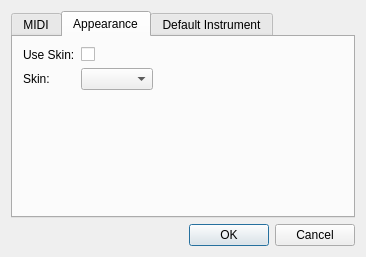
Above: source/dialogs/preferencesdialog.ui from powertab/powertabeditor before the change. Below: the same form after it.
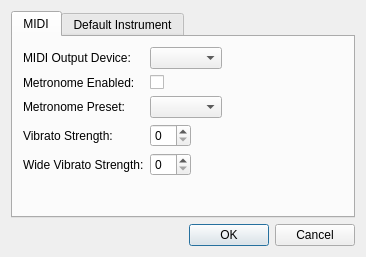
That is the form after the change. The open tabs and pages were chosen to show the change. Custom widgets are drawn as their Qt base class.

Commit message: Enable the preferences dialog, and remove the skin manager for now.

Diff of the .ui file:
```diff
--- a/source/dialogs/preferencesdialog.ui
+++ b/source/dialogs/preferencesdialog.ui
@@ -95,46 +95,6 @@
        </layout>
       </widget>
      </widget>
-     <widget class="QWidget" name="appearanceTab">
-      <attribute name="title">
-       <string>Appearance</string>
-      </attribute>
-      <widget class="QWidget" name="formLayoutWidget_2">
-       <property name="geometry">
-        <rect>
-         <x>10</x>
-         <y>10</y>
-         <width>321</width>
-         <height>151</height>
-        </rect>
-       </property>
-       <layout class="QFormLayout" name="formLayout_2">
-        <property name="fieldGrowthPolicy">
-         <enum>QFormLayout::FieldsStayAtSizeHint</enum>
-        </property>
-        <item row="0" column="0">
-         <widget class="QLabel" name="useSkinLabel">
-          <property name="text">
-           <string>Use Skin:</string>
-          </property>
-         </widget>
-        </item>
-        <item row="0" column="1">
-         <widget class="QCheckBox" name="useSkinCheckBox"/>
-        </item>
-        <item row="1" column="0">
-         <widget class="QLabel" name="skinLabel">
-          <property name="text">
-           <string>Skin:</string>
-          </property>
-         </widget>
-        </item>
-        <item row="1" column="1">
-         <widget class="QComboBox" name="skinComboBox"/>
-        </item>
-       </layout>
-      </widget>
-     </widget>
      <widget class="QWidget" name="defaultsTab">
       <attribute name="title">
        <string>Default Instrument</string>
```
The commit also changes 19 other files.
